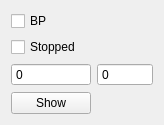
Above: UIFiles/CalibrationPlot.ui from Theserich/RATS before the change. Below: the same form after it.
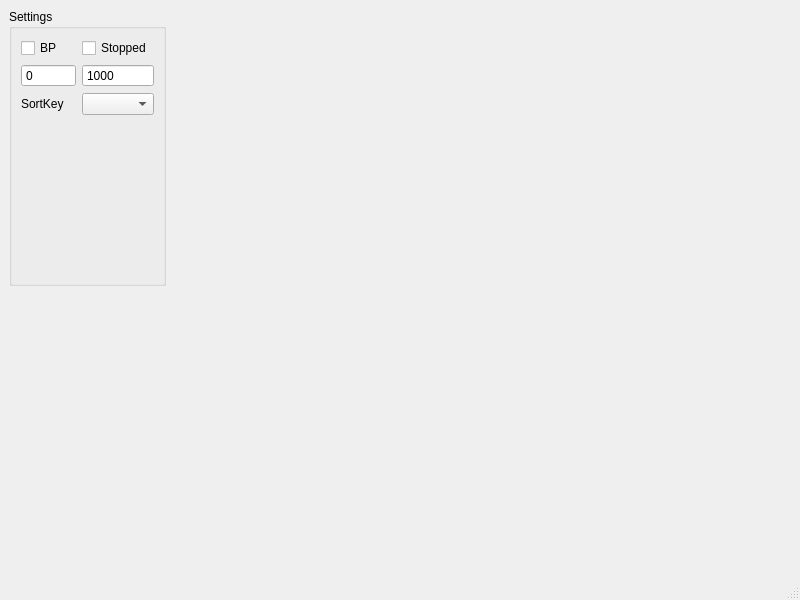
That is the form after the change.

Commit message: CalibrationCurve plot implemented

```diff
--- a/UIFiles/CalibrationPlot.ui
+++ b/UIFiles/CalibrationPlot.ui
@@ -1,34 +1,41 @@
 <?xml version="1.0" encoding="UTF-8"?>
 <ui version="4.0">
- <class>Form</class>
- <widget class="QWidget" name="Form">
+ <class>MainWindow</class>
+ <widget class="QMainWindow" name="MainWindow">
   <property name="geometry">
    <rect>
     <x>0</x>
     <y>0</y>
-    <width>164</width>
-    <height>113</height>
+    <width>800</width>
+    <height>600</height>
    </rect>
   </property>
   <property name="windowTitle">
    <string>Form</string>
   </property>
+  <widget class="QWidget" name="centralwidget">
   <layout class="QGridLayout" name="gridLayout">
-   <item row="3" column="0">
-    <widget class="QPushButton" name="pushButton">
-     <property name="text">
-      <string>Show</string>
-     </property>
-    </widget>
-   </item>
+    <item row="1" column="1">
+     <widget class="QGroupBox" name="groupBox">
+      <property name="title">
+       <string>Settings</string>
+      </property>
+      <layout class="QFormLayout" name="formLayout">
    <item row="0" column="0">
-    <widget class="QCheckBox" name="checkBox">
+        <widget class="QCheckBox" name="BP_checkBox">
      <property name="text">
       <string>BP</string>
      </property>
     </widget>
    </item>
-   <item row="2" column="0">
+       <item row="0" column="1">
+        <widget class="QCheckBox" name="stopped_checkbox">
+         <property name="text">
+          <string>Stopped</string>
+         </property>
+        </widget>
+       </item>
+       <item row="1" column="0">
     <widget class="QSpinBox" name="t0_edit">
      <property name="buttonSymbols">
       <enum>QAbstractSpinBox::NoButtons</enum>
@@ -41,7 +48,7 @@
      </property>
     </widget>
    </item>
-   <item row="2" column="1">
+       <item row="1" column="1">
     <widget class="QSpinBox" name="t1_edit">
      <property name="buttonSymbols">
       <enum>QAbstractSpinBox::NoButtons</enum>
@@ -52,16 +59,53 @@
      <property name="maximum">
       <number>100000</number>
      </property>
-    </widget>
-   </item>
-   <item row="1" column="0">
-    <widget class="QCheckBox" name="checkBox_2">
+         <property name="value">
+          <number>1000</number>
+         </property>
+        </widget>
+       </item>
+       <item row="2" column="0">
+        <widget class="QLabel" name="label">
      <property name="text">
-      <string>Stopped</string>
+          <string>SortKey</string>
      </property>
     </widget>
    </item>
-  </layout>
+       <item row="2" column="1">
+        <widget class="QComboBox" name="sortBox"/>
+       </item>
+      </layout>
+     </widget>
+    </item>
+    <item row="1" column="2">
+     <spacer name="horizontalSpacer">
+      <property name="orientation">
+       <enum>Qt::Horizontal</enum>
+      </property>
+      <property name="sizeHint" stdset="0">
+       <size>
+        <width>40</width>
+        <height>20</height>
+       </size>
+      </property>
+     </spacer>
+    </item>
+    <item row="2" column="1" colspan="2">
+     <widget class="QWidget" name="plot_widget" native="true"/>
+    </item>
+   </layout>
+  </widget>
+  <widget class="QMenuBar" name="menubar">
+   <property name="geometry">
+    <rect>
+     <x>0</x>
+     <y>0</y>
+     <width>800</width>
+     <height>21</height>
+    </rect>
+   </property>
+  </widget>
+  <widget class="QStatusBar" name="statusbar"/>
  </widget>
  <resources/>
  <connections/>
```
Left out of the diff: 2 changed lines with no effect on the pictures. Lines whose indentation alone changed are shown as unchanged. The commit also changes 7 other files.
